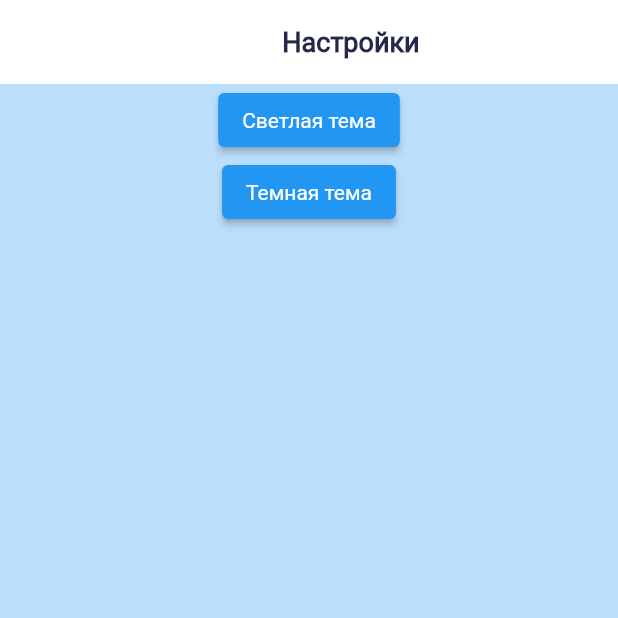
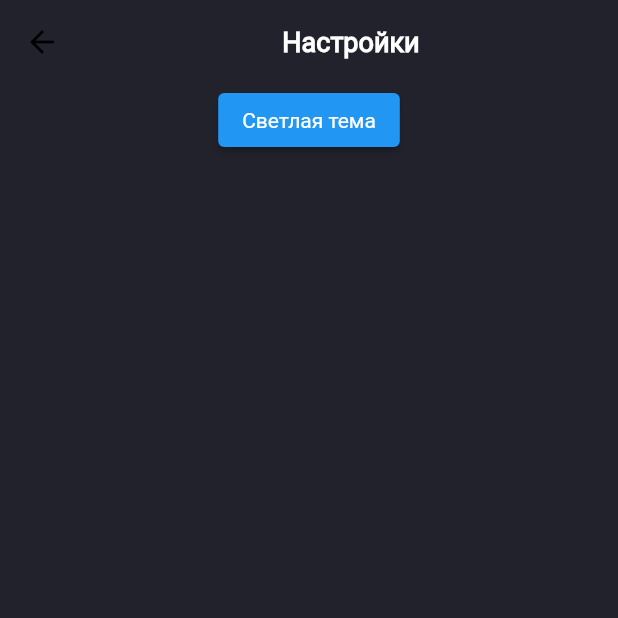
Before and after one commit to aadomin/places, a Flutter app: the SettingsScreen screen opened directly, after a tap on "Темная тема", on a phone screen of 412 x 824 dp, the top half of it. Run offline on Flutter 3.47's test engine with Material 2 defaults, Android fonts, the phone set to English and light mode, and no system bars; network calls fail.

Commit message:
dynamic theme change provided by Provider

```diff
--- a/lib/main.dart
+++ b/lib/main.dart
@@ -5,9 +5,15 @@
 import 'ui/screen/visiting_screen.dart';
 import 'ui/screen/settings_screen.dart';
 import 'ui/res/themes.dart';
+import 'package:provider/provider.dart';
+import 'ui/ui_models.dart';
 
+//Provider добавил для динамической смены тем. Через vanilla ну никак не получалось.
 void main() {
-  runApp(MyApp());
+  runApp(ChangeNotifierProvider(
+    create: (context) => MyThemeModel(),
+    child: MyApp(),
+  ));
 }
 
 class MyApp extends StatelessWidget {
@@ -15,22 +21,18 @@
   Widget build(BuildContext context) {
     return MaterialApp(
       title: 'Hey, Flutter!',
-      theme: lightTheme,
-      home: //VisitingScreen(),
-          // временное переключение между экранами
-          // SightDetailsScreen(mocks[0]),
-          // SightListScreen(),
-          BottomBarExample(),
+      theme: context.watch<MyThemeModel>().isDarkTheme ? darkTheme : lightTheme,
+      home: AllMainScreens(),
     );
   }
 }
 
-class BottomBarExample extends StatefulWidget {
+class AllMainScreens extends StatefulWidget {
   @override
-  _BottomBarExampleState createState() => new _BottomBarExampleState();
+  _AllMainScreensState createState() => new _AllMainScreensState();
 }
 
-class _BottomBarExampleState extends State<BottomBarExample> {
+class _AllMainScreensState extends State<AllMainScreens> {
   int _page = 0;
   PageController _c;
   @override
@@ -57,19 +59,19 @@
         items: [
           BottomNavigationBarItem(
             icon: Icon(Icons.list),
-            label: '1',
+            label: 'Список мест',
           ),
           BottomNavigationBarItem(
             icon: Icon(Icons.map),
-            label: '2',
+            label: 'Карта',
           ),
           BottomNavigationBarItem(
             icon: Icon(Icons.favorite_border),
-            label: '3',
+            label: 'Избранное',
           ),
           BottomNavigationBarItem(
             icon: Icon(Icons.settings),
-            label: '4',
+            label: 'Настройки',
           ),
         ],
       ),
@@ -82,7 +84,7 @@
         },
         children: [
           Center(child: SightListScreen()),
-          Center(child: SightDetailsScreen(mocks[0])),
+          Center(child: SightDetailsScreen(mocks[0])), //здесь временно
           Center(child: VisitingScreen()),
           Center(child: SettingsScreen()),
         ],
--- a/lib/ui/res/themes.dart
+++ b/lib/ui/res/themes.dart
@@ -1,6 +1,27 @@
 import 'package:flutter/material.dart';
 
 final lightTheme = ThemeData(
-  primaryColor: Colors.red,
-  canvasColor: Colors.blue.shade100,
+  primaryColor: Color(0xff3b3e5b), // 3b3e5b
+  primaryColorLight: Color(0xff7c7e92), // 7c7e92
+  primaryColorDark: Color(0xff252849), // 252849
+  accentColor: Color(0xFF4CAF50),
+  //
+  canvasColor: Colors.white,
+  unselectedWidgetColor: Color(0x503B3E5B),
+  disabledColor: Color(0xfff5f5f5),
+  //
+  selectedRowColor: Color(0xff3b3e5b),
 );
+
+final darkTheme = ThemeData(
+  primaryColor: Colors.white,
+  primaryColorLight: Color(0xff7c7e92),
+  primaryColorDark: Colors.white,
+  accentColor: Color(0xFF4CAF50),
+  //
+  canvasColor: Color(0xff21222C),
+  unselectedWidgetColor: Color(0x7f7C7E92),
+  disabledColor: Color(0xff1A1A20),
+  //
+  selectedRowColor: Colors.white,
+);
--- a/lib/ui/screen/settings_screen.dart
+++ b/lib/ui/screen/settings_screen.dart
@@ -1,5 +1,6 @@
 import 'package:flutter/material.dart';
-import "../res/text_styles.dart";
+import 'package:provider/provider.dart';
+import '../ui_models.dart';
 
 class SettingsScreen extends StatefulWidget {
   @override
@@ -12,7 +13,7 @@
     return Container(
       child: Scaffold(
         appBar: AppBar(
-          backgroundColor: Colors.white,
+          backgroundColor: Theme.of(context).canvasColor,
           elevation: 0,
           title: Container(
             alignment: Alignment.topCenter,
@@ -21,7 +22,11 @@
               padding: const EdgeInsets.all(40.0),
               child: Text(
                 'Настройки',
-                style: visitingScreenHeader,
+                style: TextStyle(
+                  color: Theme.of(context).primaryColorDark,
+                  fontWeight: FontWeight.bold,
+                  fontSize: 18,
+                ),
               ),
             ),
           ),
@@ -29,12 +34,12 @@
         body: Center(
           child: Column(children: [
             ElevatedButton(
-              child: Text('Светлая тема'),
-              onPressed: () {},
-            ),
-            ElevatedButton(
-              child: Text('Темная тема'),
-              onPressed: () {},
+              child: Text(context.watch<MyThemeModel>().isDarkTheme
+                  ? 'Светлая тема'
+                  : 'Темная тема'),
+              onPressed: () {
+                context.read<MyThemeModel>().changeTheme();
+              },
             ),
           ]),
         ),
--- /dev/null
+++ b/lib/ui/ui_models.dart
@@ -0,0 +1,15 @@
+import 'package:flutter/material.dart';
+
+// Положил модель в эту папку, чтобы не захламлять этой вспомогательной моделью папки с реальными моделями, которые наверно появятся позже.
+
+// Модель для динамического обновления темы
+class MyThemeModel with ChangeNotifier {
+  bool _isDarkTheme = false;
+
+  bool get isDarkTheme => _isDarkTheme;
+
+  void changeTheme() {
+    _isDarkTheme = !_isDarkTheme;
+    notifyListeners();
+  }
+}
--- a/pubspec.yaml
+++ b/pubspec.yaml
@@ -11,6 +11,7 @@
     sdk: flutter
   flutter_svg: ^0.19.3
   cupertino_icons: ^0.1.3
+  provider: ^5.0.0
 
 dev_dependencies:
   flutter_test:
```
Also changed, not shown: lib/ui/res/text_styles.dart (+4 -80 lines), lib/ui/screen/sight_card.dart (+11 -3 lines), lib/ui/screen/sight_details_screen.dart (+31 -8 lines), lib/ui/screen/sight_list_screen.dart (+8 -11 lines), lib/ui/screen/visiting_screen.dart (+28 -12 lines), pubspec.lock.
